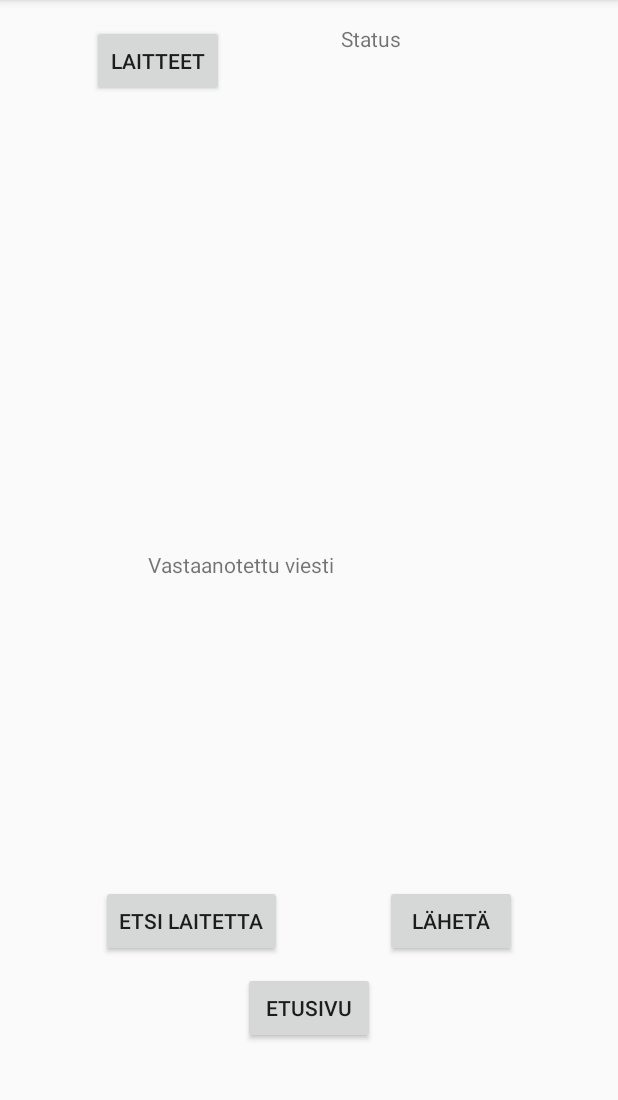
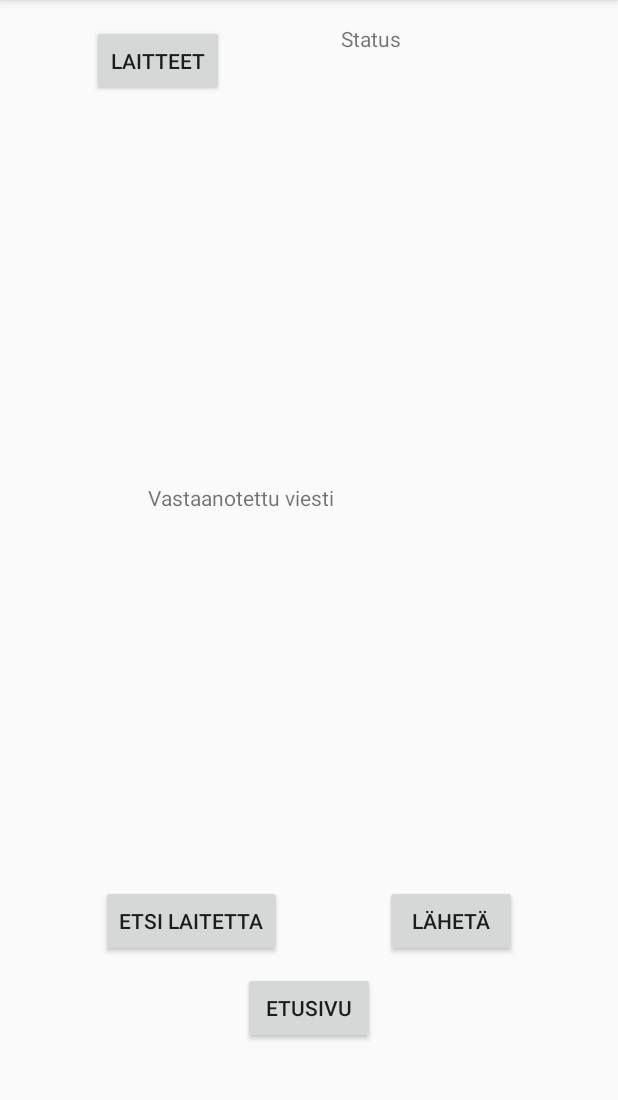
Before and after one commit to mixu12/Kauppalista, an Android app: the screen it shows after launch (BluetoothinHallinta), in the options menu, after a tap on "Bluetooth", on a phone screen of 412 x 824 dp, the part 84-1184 px from its top. Run offline under Robolectric (Android 15) with nearby library versions, the phone set to English and light mode, and no system bars.

```diff
--- a/app/src/main/java/com/example/kauppalista/MainActivity.java
+++ b/app/src/main/java/com/example/kauppalista/MainActivity.java
@@ -47,7 +47,7 @@ public class MainActivity extends AppCompatActivity {
 //listViewiin tulee näkyviin tallennetut ostokset
         listView = (ListView) findViewById(R.id.listview);
         listView.setChoiceMode(ListView.CHOICE_MODE_MULTIPLE);
-       // listView.setLongClickable(true); //Tätä ei enää tarvitse, koska mukana on menu, joka aukeaa oletuksena pitkällä klikkauksella
+
         registerForContextMenu(listView);
 
         tietokanta = new Tietokanta(MainActivity.this);
@@ -58,15 +58,28 @@ public class MainActivity extends AppCompatActivity {
 
         }
 
+        haeIntentillaLahetetyt();
+
+        if (vastaanotettu != null) {
+            if (vastaanotettu.size() > 0) {
+                vastaanotetutDatat();
+                vastaanotettu.clear();
+            }
+        }
+
     //lisää-napin määrittely. Jos EditText-kentässä ei ole mitään ja painaa "Lisää", niin yrittää hakea bluetoothilla siirretyn listan.
         Button leikepoyta = findViewById(R.id.leikepoyta);
         final EditText sana = findViewById(R.id.tekstikentta);
+
+        if (!sana.getText().toString().equals("")) {
+            lisaysNapinPainallus(sana);
+        }
 
         // Sanan lisäys enteria painamalla. Palauttaa falsen, koska silloin ei näppäimistö mene piiloon.
         sana.setOnKeyListener(new View.OnKeyListener() {
             @Override
             public boolean onKey(View view, int keyCode, KeyEvent keyEvent) {
-                if ((keyEvent.getAction() == KeyEvent.ACTION_DOWN) && (keyCode == KeyEvent.KEYCODE_ENTER)){
+                if ((keyEvent.getAction() == KeyEvent.ACTION_DOWN) && (keyCode == KeyEvent.KEYCODE_ENTER)) {
                     lisaysNapinPainallus(sana);
                     return false;
                 }
@@ -83,12 +96,12 @@ public class MainActivity extends AppCompatActivity {
 
         });
 
-
         //Aukaisee tallennettujen listojen valikon
         Button lataa = (Button) findViewById(R.id.lataa);
         lataa.setOnClickListener(new View.OnClickListener() {
             @Override
             public void onClick(View view) {
+
                 Intent intent = new Intent(MainActivity.this, latausikkuna.class);
                 startActivity(intent);
             }
@@ -125,21 +138,9 @@ public class MainActivity extends AppCompatActivity {
             }
         });
 
-
-
-                //tämä tuo arraylistan BluetoothinHallinta-luokasta
         Intent intent = getIntent();
-                vastaanotettu = (ArrayList<String>) intent.getSerializableExtra("Nimikkeet");
-                vastaanotettu = (ArrayList<String>) intent.getSerializableExtra("PDF");
-
-                if (vastaanotettu != null){
-                    if (vastaanotettu.size() > 0);
-                    vastaanotetutDatat();
-                    vastaanotettu.clear();
-                }
-
         String nimikeryhmaLatausikkunasta = (String) intent.getSerializableExtra("NIMI");
-                if (nimikeryhmaLatausikkunasta != null){
+        if (nimikeryhmaLatausikkunasta != null) {
             nimikeryhma = nimikeryhmaLatausikkunasta;
             ViimeisinLista viimeisinLista = new ViimeisinLista(-1, nimikeryhma);
 
@@ -157,14 +158,29 @@ public class MainActivity extends AppCompatActivity {
 
     }
 
+    private void haeIntentillaLahetetyt() {
+        //tämä tuo arraylistan BluetoothinHallinta-luokasta ja PDF-valikosta
+        Intent intent = getIntent();
+        vastaanotettu = (ArrayList<String>) intent.getSerializableExtra("Nimikkeet");
+        vastaanotettu = (ArrayList<String>) intent.getSerializableExtra("PDF");
+    }
+
+    //Tämä käy läpi vastaanotettu-listan ja lähettää ne metodille lisaa.
+    public void vastaanotetutDatat() {
+        for (int i = 0; i < vastaanotettu.size(); i++) {
+            String sana = vastaanotettu.get(i);
+            lisaa(sana);
+        }
+    }
+
     private void paivitaLista() {
         // Näiden avulla lista palautuu samalle paikalle kuin se olikin.
         int lastViewedPosition = listView.getFirstVisiblePosition();
         View v = listView.getChildAt(0);
         int topOffset = (v == null) ? 0 : v.getTop();
 
-            if(nimikeryhma != null){
-                //jos haluaa saada checkboxin käyttöön, niin vaihtaa kohdan android.R.layout.simple_list_item_1 muotoon R.layout.rowlayout
+        if (nimikeryhma != null) {
+            //käytössä on oma ListView, joka tukee checkboxeja
             arrayAdapter = new CustomAdapter<Nimike>(MainActivity.this, R.layout.listview_checkboxilla, tietokanta.ryhmanNimikkeet(nimikeryhma));
             listView.setAdapter(arrayAdapter);
             checkboxit();
@@ -186,14 +202,14 @@ public class MainActivity extends AppCompatActivity {
     }
 
     // Valmistelee sanan lisäyksen ennen lopullista lisäämistä tauluun hakemalla lisätyn sanan.
-            public void lisaysNapinPainallus(EditText sana){
+    public void lisaysNapinPainallus(EditText sana) {
         Nimike nimike;
 
         String uusiTuote = sana.getText().toString();
         try {
             lisaa(uusiTuote);
             sana.setText(null);
-                } catch (Exception e){
+        } catch (Exception e) {
             Toast.makeText(MainActivity.this, "Virhe tallennuksessa", Toast.LENGTH_SHORT).show();
             nimike = new Nimike(-1, "virhe", false, "tyhjä");
         }
@@ -201,12 +217,12 @@ public class MainActivity extends AppCompatActivity {
 
     //Nimikkeet lisäävä metodi. Jos tuote on jo listassa, niin sitä ei lisätä. Jos EditText-kentässä ei ole mitään ja painaa "Lisää", niin yrittää hakea bluetoothilla siirretyn listan.
     public void lisaa(String uusiTuote) {
-                if (uusiTuote.contains("\n")){
+        if (uusiTuote.contains("\n")) {
             lisaaUseitaKerralla(uusiTuote);
             uusiTuote = "";
         }
         arrayList.clear(); //Lista pitää tyhjentää nimikkeistä, jotta historia ei jää talteen ja ei estä tallentamasta uusia tuotteita.
-                for(int i = 0 ; i < tietokanta.ryhmanNimikkeet(nimikeryhma).size(); i++){
+        for (int i = 0; i < tietokanta.ryhmanNimikkeet(nimikeryhma).size(); i++) {
             arrayList.add(tietokanta.ryhmanNimikkeet(nimikeryhma).get(i).getNimi());
         }
 
@@ -225,17 +241,27 @@ public class MainActivity extends AppCompatActivity {
         }
     }
 
-            public void lisaaUseitaKerralla(String uusiaTuotteita){
+    public void checkboxit() {
+        List<Nimike> listaus = new ArrayList<>();
+        listaus = tietokanta.ryhmanNimikkeet(nimikeryhma);
+        for (int i = 0; i < listaus.size(); i++) {
+            if (listaus.get(i).getKeratty() == true) {
+                listView.setItemChecked(i, true);
+            }
+        }
+    }
+
+    public void lisaaUseitaKerralla(String uusiaTuotteita) {
         String[] pilkottu = uusiaTuotteita.split("\n");
 
-                for (int i = 0 ; i < pilkottu.length; i++){
+        for (int i = 0; i < pilkottu.length; i++) {
             String sana = pilkottu[i];
             lisaa(sana);
         }
     }
 
-            public void tyhjennys(){
-                if(nimikeryhma != null) {
+    public void tyhjennys() {
+        if (nimikeryhma != null) {
             tietokanta.poistaKaikki(nimikeryhma);
         } else {
             tietokanta.poistaKaikki();
@@ -243,12 +269,13 @@ public class MainActivity extends AppCompatActivity {
         paivitaLista();
     }
 
-            public void leikepoyta(){
+    // Tallentaa näkyvillä olevat nimikkeet leikepöydälle.
+    public void leikepoyta() {
         StringBuilder tuotteet = new StringBuilder();
-                for(int i = 0 ; i < tietokanta.ryhmanNimikkeet(nimikeryhma).size(); i++){
-                    if (i < tietokanta.ryhmanNimikkeet((nimikeryhma)).size()-1) {
+        for (int i = 0; i < tietokanta.ryhmanNimikkeet(nimikeryhma).size(); i++) {
+            if (i < tietokanta.ryhmanNimikkeet((nimikeryhma)).size() - 1) {
                 tuotteet.append(tietokanta.ryhmanNimikkeet(nimikeryhma).get(i).getNimi() + "\n");
-                    } else{
+            } else {
                 tuotteet.append(tietokanta.ryhmanNimikkeet(nimikeryhma).get(i).getNimi());
             }
         }
@@ -258,18 +285,9 @@ public class MainActivity extends AppCompatActivity {
         Toast.makeText(MainActivity.this, "Tallennettu leikepöydälle", Toast.LENGTH_SHORT).show();
     }
 
-            public void checkboxit(){
-                List<Nimike> listaus = new ArrayList<>();
-                listaus = tietokanta.ryhmanNimikkeet(nimikeryhma);
-                for (int i = 0; i < listaus.size(); i++){
-                    if (listaus.get(i).getKeratty() == true){
-                        listView.setItemChecked(i, true);
-                    }
-                }
-            }
-
+    // Tästä alkaa listview-menun ja ylämenun rakentaminen
     @Override
-     public void onCreateContextMenu(ContextMenu menu, View v, ContextMenu.ContextMenuInfo menuInfo){
+    public void onCreateContextMenu(ContextMenu menu, View v, ContextMenu.ContextMenuInfo menuInfo) {
         super.onCreateContextMenu(menu, v, menuInfo);
 
         getMenuInflater().inflate(R.menu.menu, menu);
@@ -280,7 +298,7 @@ public class MainActivity extends AppCompatActivity {
     public boolean onContextItemSelected(@NonNull MenuItem item) {
         AdapterView.AdapterContextMenuInfo menuInfo = (AdapterView.AdapterContextMenuInfo) item.getMenuInfo();
         final Nimike klikattu = (Nimike) listView.getItemAtPosition(menuInfo.position);
-        switch (item.getItemId()){
+        switch (item.getItemId()) {
             case R.id.poista:
                 tietokanta.poistaYksi(klikattu);
                 paivitaLista();
@@ -294,7 +312,7 @@ public class MainActivity extends AppCompatActivity {
                 sana.setOnKeyListener(new View.OnKeyListener() {
                     @Override
                     public boolean onKey(View view, int keyCode, KeyEvent keyEvent) {
-                        if ((keyEvent.getAction() == KeyEvent.ACTION_DOWN) && (keyCode == KeyEvent.KEYCODE_ENTER)){
+                        if ((keyEvent.getAction() == KeyEvent.ACTION_DOWN) && (keyCode == KeyEvent.KEYCODE_ENTER)) {
                             String muokattuTuote = sana.getText().toString();
                             if (!muokattuTuote.isEmpty()) {
                                 tietokanta.muokkaaTuotetta(klikattu, muokattuTuote);
@@ -319,13 +337,13 @@ public class MainActivity extends AppCompatActivity {
     @Override
     public boolean onCreateOptionsMenu(Menu menu) {
         MenuInflater inflater = getMenuInflater();
-        inflater.inflate(R.menu.ylamenu,menu);
+        inflater.inflate(R.menu.ylamenu, menu);
         return true;
     }
 
     @Override
     public boolean onOptionsItemSelected(@NonNull MenuItem item) {
-        switch (item.getItemId()){
+        switch (item.getItemId()) {
             case R.id.paivita_nimi_valikko:
                 paivitaNimiValikko();
                 return true;
@@ -338,16 +356,10 @@ public class MainActivity extends AppCompatActivity {
             case R.id.Pdfkasittely:
                 pdfKasittely();
                 return true;
-        };
+        }
+        ;
 
         return super.onOptionsItemSelected(item);
-    }
-
-    public void vastaanotetutDatat(){
-        for (int i = 0; i < vastaanotettu.size(); i++){
-            String sana = vastaanotettu.get(i);
-            lisaa(sana);
-        }
     }
 
     //INTENTIT
@@ -355,7 +367,7 @@ public class MainActivity extends AppCompatActivity {
     //Siirtyminen bluetooth-ikkunaan.
     public void bluetoothNakyma() {
         arrayList.clear();
-        for (int i = 0 ; i < tietokanta.ryhmanNimikkeet(nimikeryhma).size(); i++) {
+        for (int i = 0; i < tietokanta.ryhmanNimikkeet(nimikeryhma).size(); i++) {
             arrayList.add(tietokanta.ryhmanNimikkeet(nimikeryhma).get(i).getNimi());
         }
         Intent intent = new Intent(this, BluetoothinHallinta.class);
@@ -363,13 +375,13 @@ public class MainActivity extends AppCompatActivity {
         startActivity(intent);
     }
 
-    public void paivitaNimiValikko(){
+    public void paivitaNimiValikko() {
         Intent intent = new Intent(MainActivity.this, tallennusikkuna.class);
         intent.putExtra("nimikeryhmä", nimikeryhma);
         startActivity(intent);
     }
 
-    public void pdfKasittely(){
+    public void pdfKasittely() {
         Intent intent = new Intent(this, Pdfkasittely.class);
         startActivity(intent);
     }
--- a/app/src/main/java/com/example/kauppalista/Pdfkasittely.java
+++ b/app/src/main/java/com/example/kauppalista/Pdfkasittely.java
@@ -93,7 +93,6 @@ public class Pdfkasittely extends AppCompatActivity {
     public void setListaus(){
 
         File tiedostot = new File(Environment.getExternalStoragePublicDirectory(Environment.DIRECTORY_DOWNLOADS).getPath()); //Hakee tiedostokansion oletustiedoston nimellä.
-        System.out.println(Environment.getExternalStoragePublicDirectory(Environment.DIRECTORY_DOWNLOADS).getPath());
         File[] tiedostolista = tiedostot.listFiles(); //Muodostaa tiedostoista taulukon.
 
         final ArrayList<String> tiedostojenNimetListassa = new ArrayList<>();
@@ -131,7 +130,6 @@ public class Pdfkasittely extends AppCompatActivity {
         for (int i = 0; i < pilkottu.length; i++){
             tekstirivit.add(pilkottu[i]);
         }
-        System.out.println(tekstirivit);
         return tekstirivit;
     }
 
--- a/app/src/main/res/layout/activity_bluetoothin_hallinta.xml
+++ b/app/src/main/res/layout/activity_bluetoothin_hallinta.xml
@@ -37,7 +37,7 @@
         android:layout_width="215dp"
         android:layout_height="58dp"
         android:layout_marginStart="16dp"
-        android:layout_marginTop="50dp"
+        android:layout_marginTop="5dp"
         android:layout_marginEnd="16dp"
         android:text="Vastaanotettu viesti"
         app:layout_constraintEnd_toEndOf="parent"
@@ -95,4 +95,5 @@
         app:layout_constraintEnd_toEndOf="parent"
         app:layout_constraintStart_toStartOf="parent"
         app:layout_constraintTop_toBottomOf="@+id/listen" />
+
 </androidx.constraintlayout.widget.ConstraintLayout>
--- a/app/src/main/res/layout/activity_main.xml
+++ b/app/src/main/res/layout/activity_main.xml
@@ -35,7 +35,7 @@
         app:layout_constraintStart_toEndOf="@+id/lataa"
         app:layout_constraintTop_toTopOf="parent" />
 
-    <com.example.kauppalista.EditTextV2
+    <com.example.kauppalista.EditTextMuokattu
         android:id="@+id/tekstikentta"
         android:layout_width="296dp"
         android:layout_height="46dp"
```
Also changed, not shown: app/src/main/java/com/example/kauppalista/BluetoothinHallinta.java (+6 -5 lines), app/src/main/java/com/example/kauppalista/EditTextMuokattu.java (added, +48 -0 lines), app/src/main/java/com/example/kauppalista/EditTextV2.java (deleted, +0 -33 lines). Lines whose indentation alone changed are shown as unchanged.
